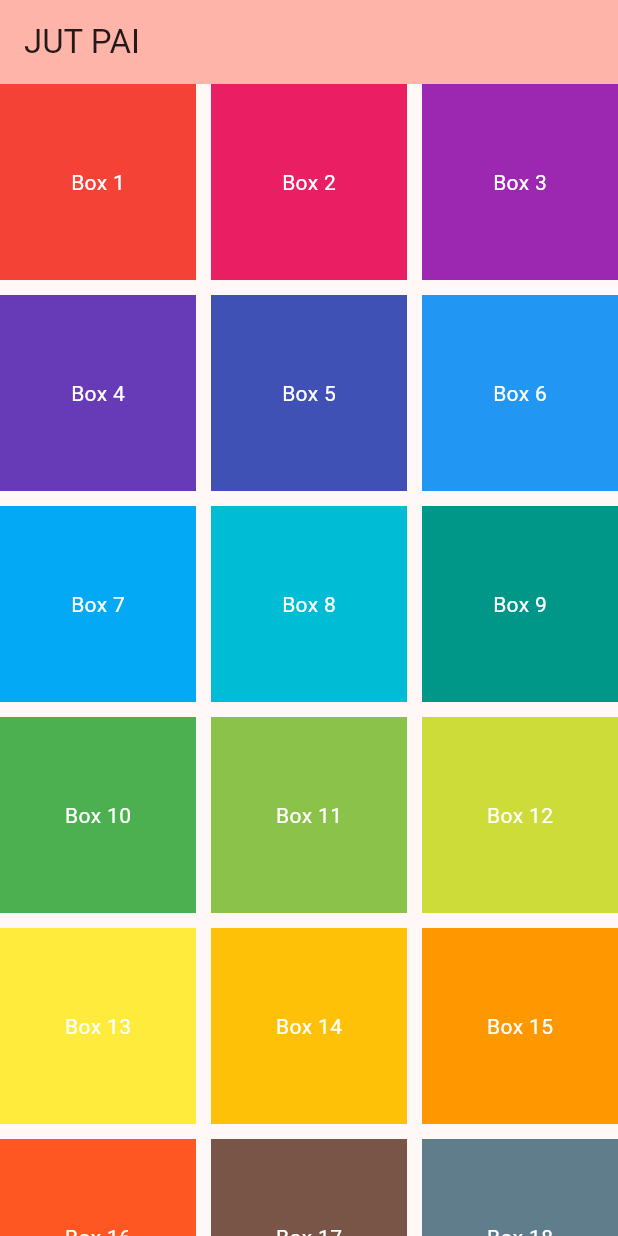
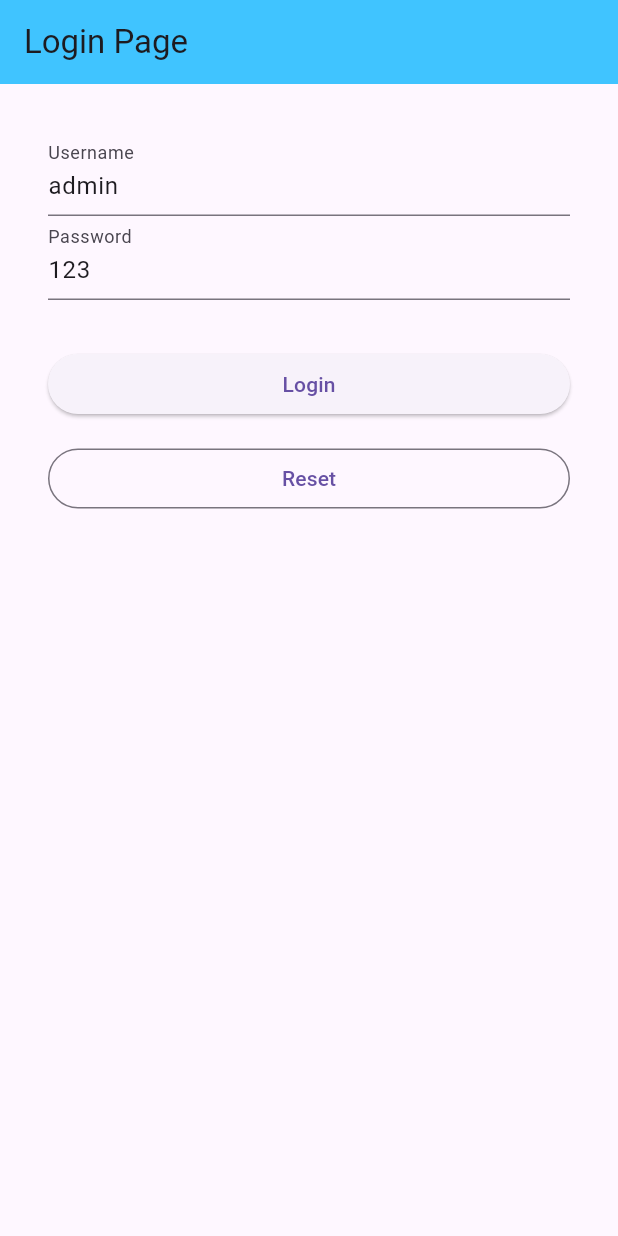
Before and after one commit to anoukham/app_first, a Flutter app: the screen it shows after launch, on a phone screen of 412 x 824 dp. Run offline on Flutter 3.47's test engine with Material 3 defaults, Android fonts, the phone set to English and light mode, and no system bars.

Commit message:
login From

```diff
--- a/lib/main.dart
+++ b/lib/main.dart
@@ -1,61 +1,6 @@
+import 'package:app_first/src/app.dart';
 import 'package:flutter/material.dart';
 
 void main() {
-  runApp(const MyApp());
+  runApp(const CMApp());
 }
-
-class MyApp extends StatelessWidget {
-  const MyApp({super.key});
-
-  // This widget is the root of your application.
-  @override
-  Widget build(BuildContext context) {
-    return MaterialApp(
-      title: 'Aek ja ao jing la na',
-      theme: ThemeData(
-        colorScheme: ColorScheme.fromSeed(
-          seedColor: const Color.fromARGB(255, 184, 6, 6),
-        ),
-      ),
-      home: const MyHomePage(title: 'JUT PAI'),
-    );
-  }
-}
-
-class MyHomePage extends StatefulWidget {
-  const MyHomePage({super.key, required this.title});
-
-  final String title;
-
-  @override
-  State<MyHomePage> createState() => _MyHomePageState();
-}
-
-class _MyHomePageState extends State<MyHomePage> {
-  @override
-  Widget build(BuildContext context) {
-    return Scaffold(
-      appBar: AppBar(
-        backgroundColor: Theme.of(context).colorScheme.inversePrimary,
-
-        title: Text(widget.title),
-      ),
-      body: GridView.builder(
-        gridDelegate: const SliverGridDelegateWithFixedCrossAxisCount(
-          crossAxisCount: 3,
-          crossAxisSpacing: 10,
-          mainAxisSpacing: 10,
-        ),
-        itemCount: 30,
-        itemBuilder: (context, index) {
-          return Container(
-            color: Colors.primaries[index % Colors.primaries.length],
-            child: Center(
-              child: Text('Box ${index + 1}', style: TextStyle(color: Colors.white)),
-            ),
-          );
-        },
-      ),
-    );
-  }
-}
--- /dev/null
+++ b/lib/src/app.dart
@@ -0,0 +1,12 @@
+
+import 'package:app_first/src/login/login_page.dart';
+import 'package:flutter/material.dart';
+
+class CMApp extends StatelessWidget {
+  const CMApp({super.key});
+
+  @override
+  Widget build(BuildContext context) {
+    return MaterialApp(title: "CMApp", home: LoginPage(),);
+  }
+}
--- /dev/null
+++ b/lib/src/login/login_page.dart
@@ -0,0 +1,79 @@
+import 'package:flutter/material.dart';
+import 'package:flutter/services.dart';
+
+class LoginPage extends StatefulWidget {
+  const LoginPage({super.key});
+
+  @override
+  State<LoginPage> createState() => _LoginPageState();
+}
+
+class _LoginPageState extends State<LoginPage> {
+
+  final _usernameContorller = TextEditingController();
+  final _passwordContorller = TextEditingController();
+  @override
+  void initState() {
+    _usernameContorller.text = "admin";
+    _passwordContorller.text = "123";
+    super.initState();
+  }
+
+  @override
+  Widget build(BuildContext context) {
+    return Scaffold(
+      appBar: AppBar(title: Text("Login Page"),
+      backgroundColor: Colors.lightBlueAccent,),
+      body: Container(
+        width: double.infinity,
+        child: Padding(
+          padding: const EdgeInsets.all(32),
+          child: Column(
+            crossAxisAlignment: CrossAxisAlignment.stretch,
+            children: [
+              ..._builTextFields(),
+              SizedBox(height: 32,),
+              ..._builButtons()
+            ]
+          ),
+        ),
+      ),
+    );
+  }
+
+  void _handleClickLogin() {
+    print("Username: ${_usernameContorller.text}");
+    print("Password: ${_passwordContorller.text}");
+    print("Username: ${_usernameContorller.text} Password: ${_passwordContorller.text}");
+  }
+
+  void _handleClickReset() {
+    _usernameContorller.text = "";
+    _passwordContorller.text = "";
+  }
+
+  _builTextFields() {
+    return [
+      TextField(
+      controller: _usernameContorller,
+      decoration: InputDecoration(labelText: "Username"),
+              ),
+      TextField(
+      controller: _passwordContorller,
+      decoration: InputDecoration(labelText: "Password"),
+              ),
+    ];
+  }
+
+  _builButtons() {
+    return [
+      ElevatedButton(onPressed: _handleClickLogin,
+      child: Text("Login"),
+      ),
+      SizedBox(height: 15,),
+      OutlinedButton(onPressed: _handleClickReset,
+      child: Text("Reset"),
+      )
+    ];
+  }
+}
```
Also changed, not shown: 1 other file.
